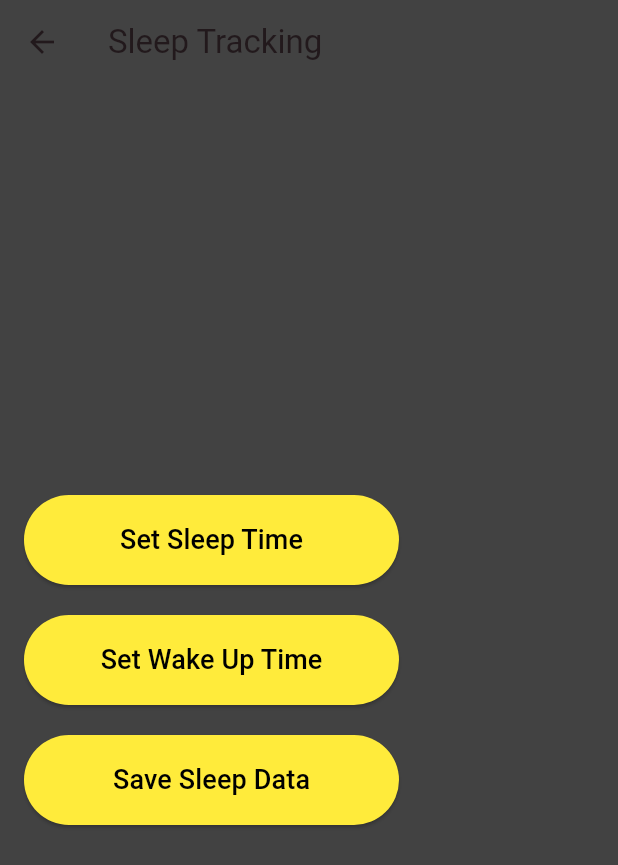
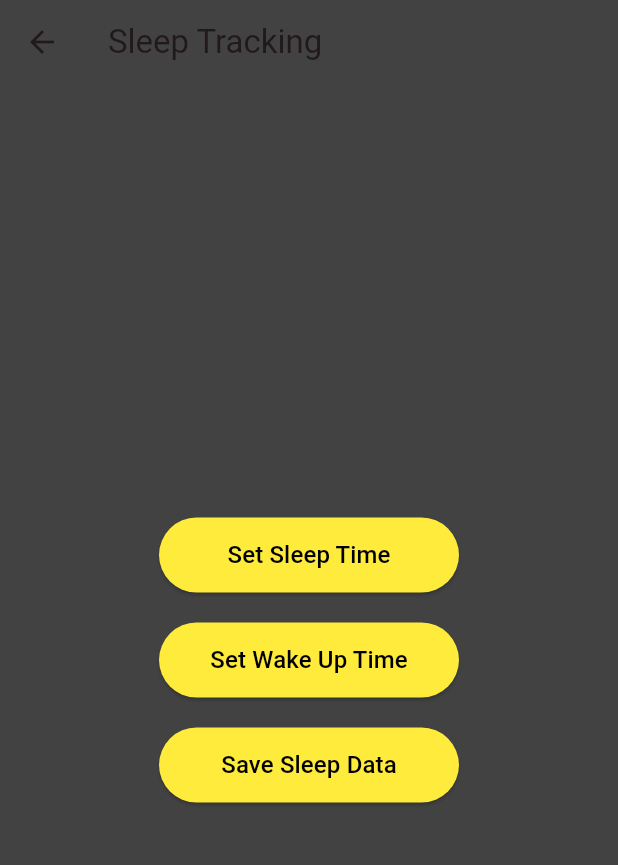
Before and after one commit to RafaelMarian/Project-GymApp_Flutter, a Flutter app: the SleepInputPage screen opened directly, on a phone screen of 412 x 824 dp. Shown: the top 865 px of the screen. Run offline on Flutter 3.47's test engine with Material 3 defaults, Android fonts, the phone set to English and light mode, and no system bars; our stand-ins replace cloud_firestore, firebase_auth, firebase_core; accounts and stored records are empty.

Commit message:
update Sleep Tracking

```diff
--- a/lib/sleep_input_page.dart
+++ b/lib/sleep_input_page.dart
@@ -1,6 +1,5 @@
 import 'package:flutter/material.dart';
 import 'package:cloud_firestore/cloud_firestore.dart';
-import 'package:intl/intl.dart';
 
 class SleepInputPage extends StatefulWidget {
   @override
@@ -75,20 +74,19 @@ class _SleepInputPageState extends State<SleepInputPage> {
         backgroundColor: Colors.grey[800],
       ),
       backgroundColor: Colors.grey[800],
-      body: Padding(
-        padding: const EdgeInsets.all(16.0),
+      body: Center( // Center the content
         child: Column(
-          mainAxisAlignment: MainAxisAlignment.center,
+          mainAxisSize: MainAxisSize.min, // Center the column vertically
           children: [
             ElevatedButton(
               onPressed: () => _selectSleepTime(context),
               style: ElevatedButton.styleFrom(
                 backgroundColor: Colors.yellow, // Button color
-                minimumSize: Size(250, 60), // Larger button size
+                minimumSize: Size(200, 50), // Smaller button size
               ),
               child: Text(
                 sleepTime == null ? 'Set Sleep Time' : 'Sleep Time: ${sleepTime?.format(context)}',
-                style: TextStyle(color: Colors.black, fontSize: 18), // Larger text
+                style: TextStyle(color: Colors.black, fontSize: 16), // Adjusted text size
               ),
             ),
             SizedBox(height: 20),
@@ -96,11 +94,11 @@ class _SleepInputPageState extends State<SleepInputPage> {
               onPressed: () => _selectWakeUpTime(context),
               style: ElevatedButton.styleFrom(
                 backgroundColor: Colors.yellow, // Button color
-                minimumSize: Size(250, 60), // Larger button size
+                minimumSize: Size(200, 50), // Smaller button size
               ),
               child: Text(
                 wakeUpTime == null ? 'Set Wake Up Time' : 'Wake Up Time: ${wakeUpTime?.format(context)}',
-                style: TextStyle(color: Colors.black, fontSize: 18), // Larger text
+                style: TextStyle(color: Colors.black, fontSize: 16), // Adjusted text size
               ),
             ),
             SizedBox(height: 20),
@@ -108,11 +106,11 @@ class _SleepInputPageState extends State<SleepInputPage> {
               onPressed: _saveSleepData,
               style: ElevatedButton.styleFrom(
                 backgroundColor: Colors.yellow, // Button color
-                minimumSize: Size(250, 60), // Larger button size
+                minimumSize: Size(200, 50), // Smaller button size
               ),
               child: Text(
                 'Save Sleep Data',
-                style: TextStyle(color: Colors.black, fontSize: 18), // Larger text
+                style: TextStyle(color: Colors.black, fontSize: 16), // Adjusted text size
               ),
             ),
           ],
```
